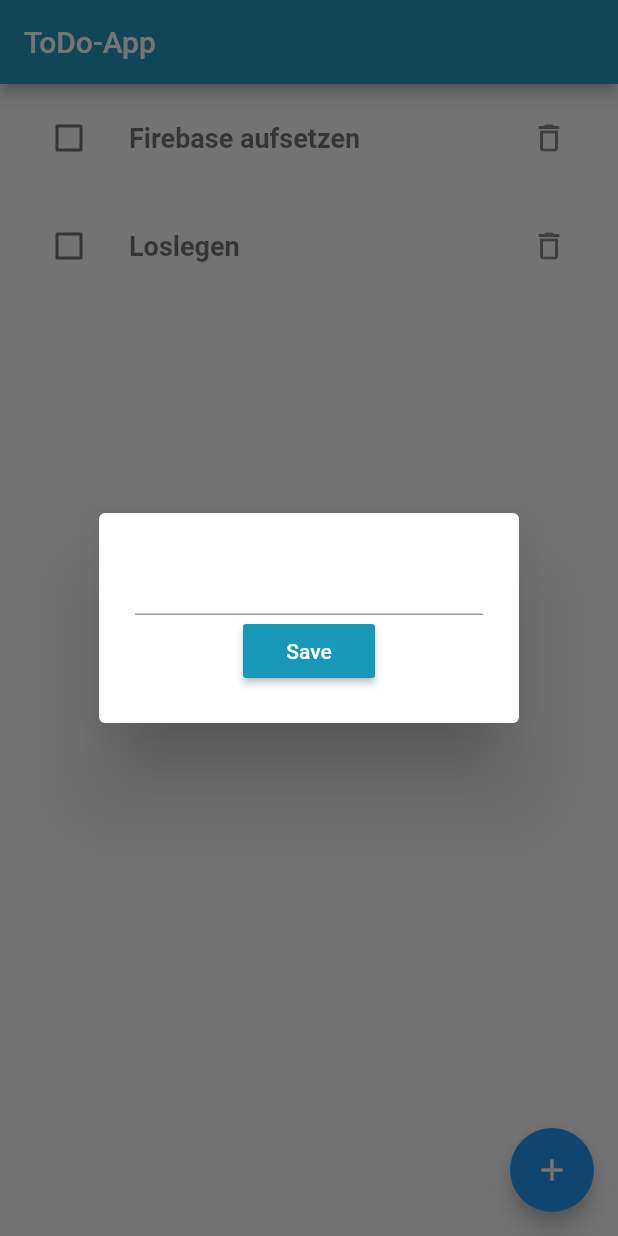
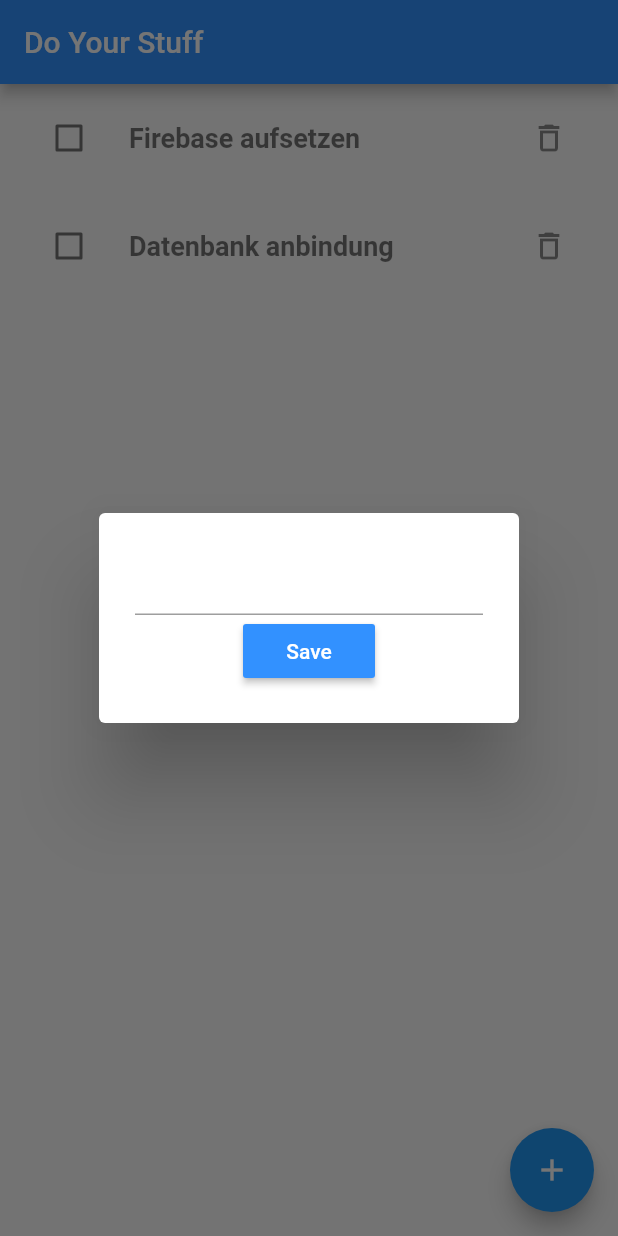
Before and after one commit to LarsBuecker/FlutterToDo, a Flutter app: the screen it shows after launch, after a tap on the "delete outline" icon, after a tap on the "add" icon, on a phone screen of 412 x 824 dp. Run offline on Flutter 3.47's test engine with Material 2 defaults, Android fonts, the phone set to English and light mode, and no system bars.

Commit message:
Changed the main color

```diff
--- a/todo/lib/add_item_dialog.dart
+++ b/todo/lib/add_item_dialog.dart
@@ -38,7 +38,7 @@ class _AddItemDialogState extends State<AddItemDialog> {
                 ),
                 RaisedButton(
                   onPressed: save,
-                  color: Color.fromRGBO(23, 152, 185, 100),
+                  color: Color.fromRGBO(50, 145, 255, 100),
                   child: Text('Save', style: TextStyle(color: Colors.white)),
                 )
               ],
--- a/todo/lib/main.dart
+++ b/todo/lib/main.dart
@@ -77,7 +77,7 @@ class _ToDoState extends State<ToDo> {
       return {
         'Async lernen': true,
         'Firebase aufsetzen': false,
-        'Loslegen': false
+        'Datenbank anbindung': false
       };
     });
 
@@ -105,8 +105,8 @@ class _ToDoState extends State<ToDo> {
   Widget build(BuildContext context) {
     return Scaffold(
       appBar: AppBar(
-        title: Text('ToDo-App'),
-        backgroundColor: Color.fromRGBO(35, 152, 185, 100),
+        title: Text('Do Your Stuff'),
+        backgroundColor: Color.fromRGBO(50, 145, 255, 100),
       ),
       body: ListView.builder(
         itemCount: todos.length,
--- a/todo/lib/to_do_item.dart
+++ b/todo/lib/to_do_item.dart
@@ -23,7 +23,7 @@ class ToDoItem extends StatelessWidget {
           style: TextStyle(
             fontSize: 18.0,
             fontWeight: FontWeight.w600,
-            color: done ? Color.fromRGBO(23, 152, 185, 100) : Colors.black54,
+            color: done ? Color.fromRGBO(50, 145, 255, 100) : Colors.black54,
             decoration: done ? TextDecoration.lineThrough : TextDecoration.none,
           ),
         ),
```
